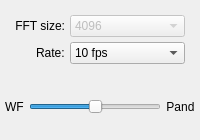
Qt form qtgui/dockfft.ui (gqrx-sdr/gqrx) before a commit.
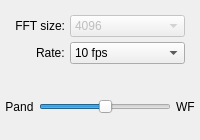
The same form after that commit. Icons and pictures are not drawn.

Commit message: Revert FFT/WF distribution labels (again).

```diff
--- a/qtgui/dockfft.ui
+++ b/qtgui/dockfft.ui
@@ -183,7 +183,7 @@
       <item>
        <widget class="QLabel" name="wfLabel">
         <property name="text">
-         <string>WF</string>
+         <string>Pand</string>
         </property>
         <property name="alignment">
          <set>Qt::AlignCenter</set>
@@ -212,7 +212,7 @@
       <item>
        <widget class="QLabel" name="pandLabel">
         <property name="text">
-         <string>Pand</string>
+         <string>WF</string>
         </property>
         <property name="alignment">
          <set>Qt::AlignCenter</set>
```
